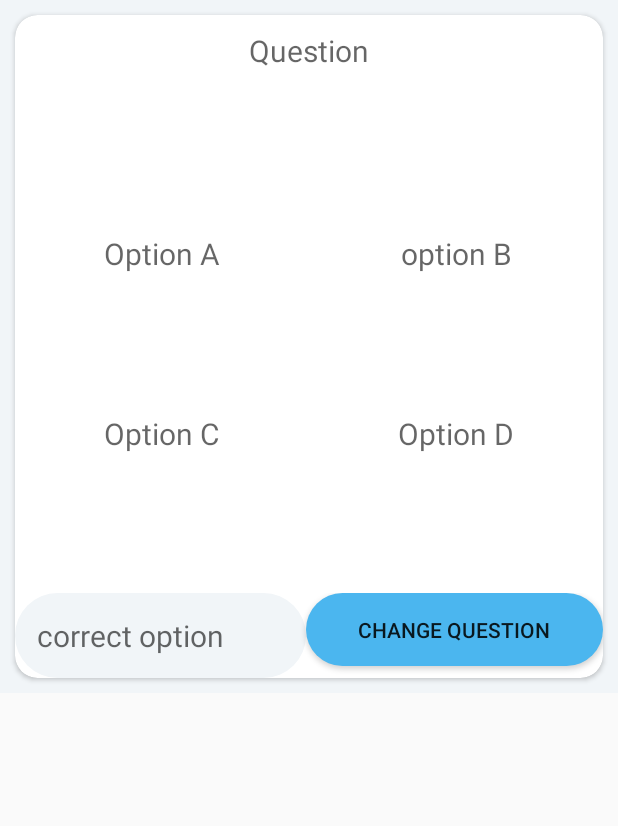
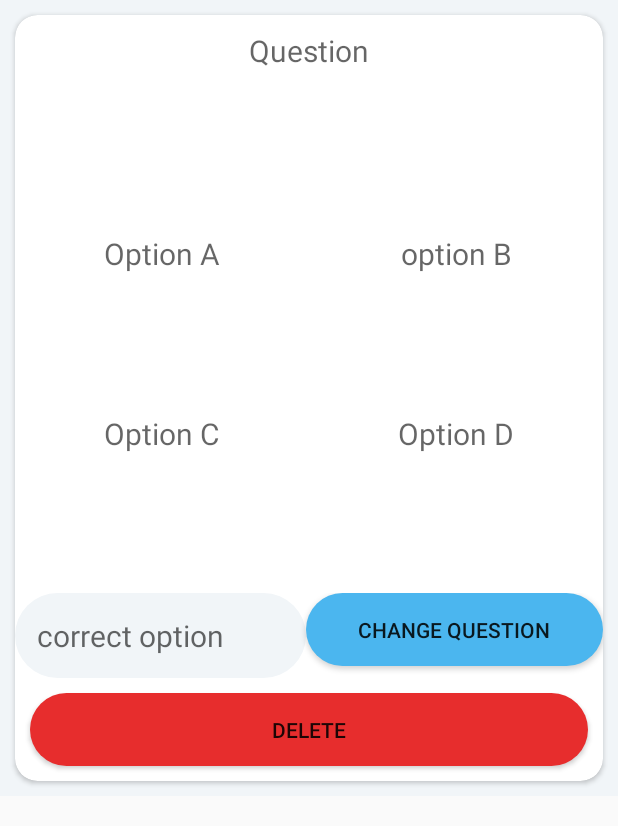
Before and after one commit to Adilbek97/ProjectTestApp, an Android app: the layout question_item.xml on its own in the app's theme, with its tools: preview values and no code run, on a phone screen of 412 x 824 dp. Shown: the top 826 px of the screen. Run offline under Robolectric (Android 15) with nearby library versions, the phone set to English and light mode, and no system bars.

Commit message:
adding deleteQuestion button

```diff
--- a/app/src/main/java/com/example/projecttestapp/startPage/network/ApiService.kt
+++ b/app/src/main/java/com/example/projecttestapp/startPage/network/ApiService.kt
@@ -53,8 +53,11 @@ interface ApiService {
     @POST("api/questions/")
     fun addQuestion(@Body question: Question):retrofit2.Call<Question>
 
-    @PATCH("api/questions/{id}/")
+    @PUT("api/questions/{id}/")
     fun updateQuestion(@Body question: Question):retrofit2.Call<Question>
+
+    @DELETE("api/questions/{id}/")
+    fun deleteQuestion(@Path("id")id:Int):retrofit2.Call<Unit>
 
     //actions for results
     @GET("api/results/")
--- a/app/src/main/java/com/example/projecttestapp/startPage/teacher_page/add_question_page/show_question_page/ShowQuestionActivity.kt
+++ b/app/src/main/java/com/example/projecttestapp/startPage/teacher_page/add_question_page/show_question_page/ShowQuestionActivity.kt
@@ -39,7 +39,6 @@ class ShowQuestionActivity : AppCompatActivity() {
                 var showQuestionAdapter: ShowQuestionAdapter = ShowQuestionAdapter(
                     this@ShowQuestionActivity,
                     sortQuestions(response.body()!!,subject.id),subject)
-
                 show_question_recycler_view.adapter = showQuestionAdapter
             }
         })
--- a/app/src/main/res/layout/activity_add_question.xml
+++ b/app/src/main/res/layout/activity_add_question.xml
@@ -2,9 +2,9 @@
 <LinearLayout
         xmlns:android="http://schemas.android.com/apk/res/android"
         xmlns:tools="http://schemas.android.com/tools"
+        xmlns:app="http://schemas.android.com/apk/res-auto"
         android:layout_width="match_parent"
         android:layout_height="match_parent"
-        xmlns:app="http://schemas.android.com/apk/res-auto"
         android:background="@color/azure"
         android:gravity="center_horizontal"
         android:orientation="vertical"
@@ -15,6 +15,9 @@
             android:layout_height="match_parent"
             android:layout_margin="10dp"
             app:cardCornerRadius="15dp">
+        <ScrollView
+                android:layout_width="match_parent"
+                android:layout_height="match_parent">
             <LinearLayout
                     android:layout_width="match_parent"
                     android:layout_height="wrap_content"
@@ -131,5 +134,6 @@
                         android:layout_width="350dp"
                         android:layout_height="wrap_content"/>
             </LinearLayout>
+        </ScrollView>
     </android.support.v7.widget.CardView>
 </LinearLayout>
--- a/app/src/main/res/layout/question_item.xml
+++ b/app/src/main/res/layout/question_item.xml
@@ -108,7 +108,16 @@
                         android:layout_width="wrap_content"
                         android:layout_height="wrap_content"/>
             </LinearLayout>
+            <Button
+                    android:id="@+id/show_questions_item_delete_btn"
+                    android:layout_margin="10dp"
+                    android:layout_width="match_parent"
+                    android:layout_height="wrap_content"
+                    android:background="@drawable/button_style"
+                    android:text="delete"
+                    android:backgroundTint="#E72D2D"
+            />
         </LinearLayout>
-    </android.support.v7.widget.CardView>
+        </android.support.v7.widget.CardView>
 
 </LinearLayout>
```
Also changed, not shown: app/src/main/java/com/example/projecttestapp/startPage/adapters/ShowQuestionAdapter.kt (+31 -0 lines), app/src/main/java/com/example/projecttestapp/startPage/teacher_page/add_question_page/show_question_page/delete_question_doing/DeleteQuestion.kt (added, +50 -0 lines). Lines whose indentation alone changed are shown as unchanged.
